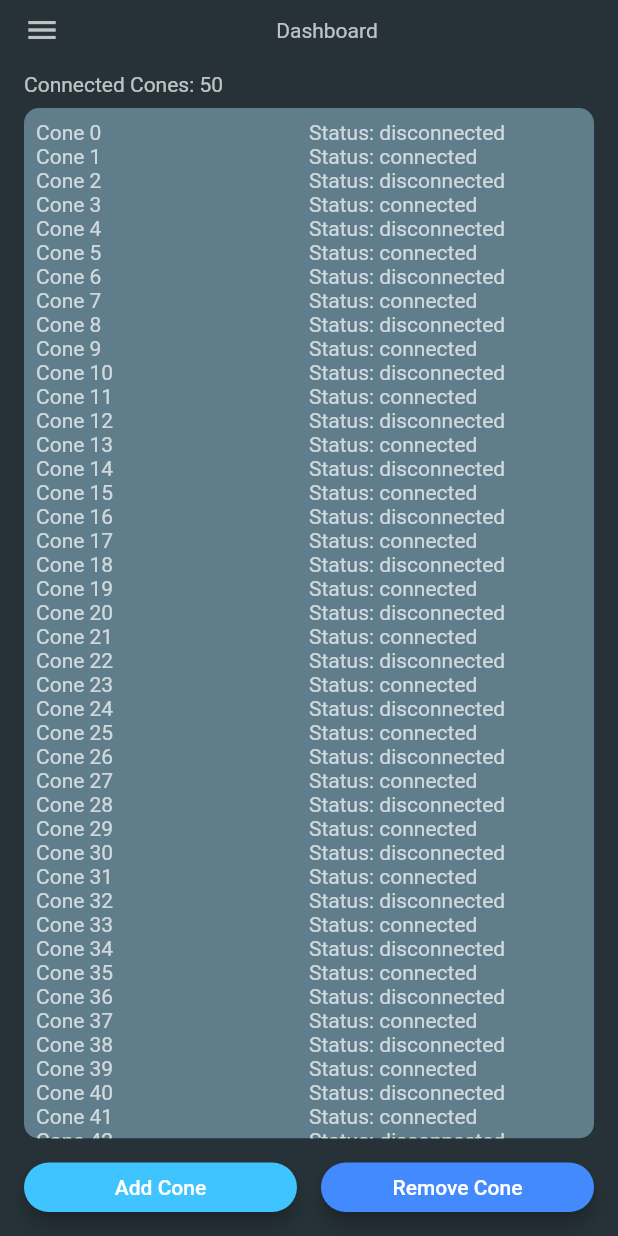
After one commit to mikeyroush/ConeDroneApp, a Flutter app: the HomeScreen screen opened directly, on a phone screen of 412 x 824 dp. The commit adds this screen. Run offline on Flutter 3.47's test engine with Material 2 defaults, Android fonts, the phone set to English and light mode, and no system bars; our stand-ins replace firebase_auth, firebase_core, flutter_spinkit; accounts and stored records are empty; statements that could not run were skipped.

Commit message:
added pilots screen and refactored code

```diff
--- a/cone_drone/lib/constants.dart
+++ b/cone_drone/lib/constants.dart
@@ -1,6 +1,6 @@
 import 'package:flutter/material.dart';
 
-enum kScreenState { logIn, register }
+enum kScreenState { logIn, register, cone, pilot, record }
 enum kState { initialized, loading, error }
 
 const kTitleTextStyle = TextStyle(
--- /dev/null
+++ b/cone_drone/lib/screens/cone/cone_screen.dart
@@ -0,0 +1,105 @@
+import 'package:flutter/material.dart';
+import 'package:cone_drone/constants.dart';
+import 'package:cone_drone/components/rounded_botton.dart';
+
+enum Status { none, connected, disconnected }
+
+class ConeScreen extends StatefulWidget {
+  @override
+  _ConeScreenState createState() => _ConeScreenState();
+}
+
+class _ConeScreenState extends State<ConeScreen> {
+  // temp entries
+  List<ConeEntry> entries = [];
+
+  @override
+  void initState() {
+    super.initState();
+
+    // TODO: dynamically pull cone entries from somewhere
+    entries.removeRange(0, entries.length);
+    for (var i = 0; i < 50; i++) {
+      final entry = ConeEntry(
+        name: 'Cone $i',
+        status: (i % 2 == 0) ? Status.disconnected : Status.connected,
+      );
+      setState(() {
+        entries.add(entry);
+      });
+    }
+  }
+
+  @override
+  Widget build(BuildContext context) {
+    return Expanded(
+      child: Column(
+        crossAxisAlignment: CrossAxisAlignment.start,
+        children: [
+          Text('Connected Cones: ${entries.length}', style: kTextFieldStyle),
+          SizedBox(height: 8.0),
+          Expanded(
+            child: ClipRRect(
+              borderRadius: BorderRadius.circular(10.0),
+              child: Container(
+                color: Colors.blueGrey,
+                child: ListView(
+                  padding: const EdgeInsets.all(8.0),
+                  children: entries,
+                ),
+              ),
+            ),
+          ),
+          SizedBox(
+            width: double.infinity,
+            height: 65.0,
+            child: Row(
+              mainAxisAlignment: MainAxisAlignment.spaceAround,
+              crossAxisAlignment: CrossAxisAlignment.center,
+              children: [
+                Flexible(
+                  child: RoundedButton(
+                    title: 'Add Cone',
+                    backgroundColor: Colors.lightBlueAccent,
+                    onPress: () {},
+                  ),
+                ),
+                SizedBox(width: 16.0),
+                Flexible(
+                  child: RoundedButton(
+                    title: 'Remove Cone',
+                    backgroundColor: Colors.blueAccent,
+                    onPress: () {},
+                  ),
+                ),
+              ],
+            ),
+          )
+        ],
+      ),
+    );
+  }
+}
+
+class ConeEntry extends StatelessWidget {
+  ConeEntry({@required this.name, @required this.status});
+
+  final String name;
+  final Status status;
+
+  @override
+  Widget build(BuildContext context) {
+    return Row(
+      children: [
+        Expanded(
+          child: Text('$name', style: kTextFieldStyle),
+        ),
+        Expanded(
+          child: Text(
+              'Status: ${status.toString().substring(status.toString().indexOf('.') + 1)}',
+              style: kTextFieldStyle),
+        ),
+      ],
+    );
+  }
+}
--- /dev/null
+++ b/cone_drone/lib/screens/menu_layout.dart
@@ -0,0 +1,191 @@
+import 'package:cone_drone/screens/pilots/pilot_screen.dart';
+import 'package:flutter/material.dart';
+import 'package:cone_drone/screens/settings_form.dart';
+import 'package:cone_drone/screens/cone/cone_screen.dart';
+import 'package:cone_drone/services/auth.dart';
+import 'package:cone_drone/constants.dart';
+
+class HomeScreen extends StatefulWidget {
+  @override
+  _HomeScreenState createState() => _HomeScreenState();
+}
+
+class _HomeScreenState extends State<HomeScreen>
+    with SingleTickerProviderStateMixin {
+  final AuthService _auth = AuthService();
+  AnimationController _controller;
+  Animation _scaleAnimation;
+  Animation _slideAnimation;
+  Animation _menuScaleAnimation;
+  kScreenState _state = kScreenState.cone;
+
+  bool isCollapsed = false;
+  double screenWidth, screenHeight;
+  final Duration duration = Duration(milliseconds: 300);
+
+  @override
+  void initState() {
+    super.initState();
+
+    // animation
+    _controller = AnimationController(vsync: this, duration: duration);
+    _scaleAnimation = Tween<double>(begin: 1, end: 0.6).animate(_controller);
+    _slideAnimation = Tween<Offset>(begin: Offset(-1, 0), end: Offset(0, 0))
+        .animate(_controller);
+    _menuScaleAnimation =
+        Tween<double>(begin: 0.2, end: 1).animate(_controller);
+  }
+
+  @override
+  void dispose() {
+    _controller.dispose();
+    super.dispose();
+  }
+
+  @override
+  Widget build(BuildContext context) {
+    // email verified
+    Size size = MediaQuery.of(context).size;
+    screenHeight = size.height;
+    screenWidth = size.width;
+    return Scaffold(
+      backgroundColor: Colors.blueGrey.shade700,
+      body: Stack(
+        fit: StackFit.expand,
+        children: [
+          menu(context),
+          screen(context),
+        ],
+      ),
+    );
+  }
+
+  Widget menu(context) {
+    return SlideTransition(
+      position: _slideAnimation,
+      child: ScaleTransition(
+        scale: _menuScaleAnimation,
+        child: SafeArea(
+          child: Row(
+            children: [
+              Expanded(
+                flex: 3,
+                child: Padding(
+                  padding: const EdgeInsets.symmetric(horizontal: 8.0),
+                  child: Column(
+                    mainAxisAlignment: MainAxisAlignment.center,
+                    crossAxisAlignment: CrossAxisAlignment.start,
+                    children: [
+                      FlatButton.icon(
+                        onPressed: () => setState(() {
+                          toggleMenu();
+                          _state = kScreenState.cone;
+                        }),
+                        icon: Icon(Icons.dashboard, color: Colors.white70),
+                        label: Text('Dashboard', style: kMenuTextStyle),
+                      ),
+                      FlatButton.icon(
+                        onPressed: () => setState(() {
+                          toggleMenu();
+                          _state = kScreenState.pilot;
+                        }),
+                        icon: Icon(Icons.person, color: Colors.white70),
+                        label: Text('Pilots', style: kMenuTextStyle),
+                      ),
+                      FlatButton.icon(
+                        onPressed: () => setState(() {
+                          toggleMenu();
+                          _state = kScreenState.record;
+                        }),
+                        icon: Icon(Icons.adjust, color: Colors.white70),
+                        label: Text('Record', style: kMenuTextStyle),
+                      ),
+                      SizedBox(height: 16.0),
+                      Divider(
+                        height: 8.0,
+                        thickness: 1.0,
+                        color: Colors.white70.withOpacity(0.4),
+                      ),
+                      FlatButton.icon(
+                        onPressed: () => _auth.signOut(),
+                        icon: Icon(Icons.exit_to_app, color: Colors.white70),
+                        label: Text('Logout', style: kTextFieldStyle),
+                      ),
+                    ],
+                  ),
+                ),
+              ),
+              Expanded(flex: 2, child: Container()),
+            ],
+          ),
+        ),
+      ),
+    );
+  }
+
+  Widget screen(context) {
+    return AnimatedPositioned(
+      duration: duration,
+      top: 0,
+      bottom: 0,
+      left: !isCollapsed ? 0 : 0.4 * screenWidth,
+      right: !isCollapsed ? 0 : -0.4 * screenWidth,
+      child: ScaleTransition(
+        scale: _scaleAnimation,
+        child: Material(
+          borderRadius: !isCollapsed
+              ? BorderRadius.circular(0)
+              : BorderRadius.circular(10.0),
+          elevation: 8.0,
+          color: Colors.blueGrey.shade900,
+          child: SafeArea(
+            child: Padding(
+              padding: const EdgeInsets.only(left: 16.0, right: 16.0, top: 8.0),
+              child: Column(
+                mainAxisAlignment: MainAxisAlignment.spaceBetween,
+                crossAxisAlignment: CrossAxisAlignment.stretch,
+                children: [
+                  Row(
+                    mainAxisAlignment: MainAxisAlignment.spaceBetween,
+                    crossAxisAlignment: CrossAxisAlignment.center,
+                    children: [
+                      InkWell(
+                        child: isCollapsed
+                            ? Icon(Icons.arrow_back_ios, color: Colors.white70)
+                            : Icon(Icons.menu, color: Colors.white70),
+                        onTap: () {
+                          setState(() {
+                            toggleMenu();
+                          });
+                        },
+                      ),
+                      Text('Dashboard', style: kTextFieldStyle),
+                      SizedBox(),
+                    ],
+                  ),
+                  SizedBox(height: 16.0),
+                  (_state == kScreenState.cone)
+                      ? ConeScreen()
+                      : (_state == kScreenState.pilot)
+                          ? PilotScreen()
+                          : Expanded(
+                              child: Text(
+                                'not implemented',
+                                style: kTitleTextStyle.copyWith(
+                                    color: Colors.white70),
+                              ),
+                            ),
+                ],
+              ),
+            ),
+          ),
+        ),
+      ),
+    );
+  }
+
+  void toggleMenu() {
+    !isCollapsed ? _controller.forward() : _controller.reverse();
+    isCollapsed = !isCollapsed;
+  }
+}
--- a/cone_drone/lib/screens/wrapper.dart
+++ b/cone_drone/lib/screens/wrapper.dart
@@ -4,7 +4,7 @@ import 'package:provider/provider.dart';
 import 'package:cone_drone/models/user.dart';
 import 'package:cone_drone/screens/authenticate/authenticate.dart';
 import 'package:cone_drone/screens/home/verify_email.dart';
-import 'package:cone_drone/screens/home/home_screen.dart';
+import 'package:cone_drone/screens/menu_layout.dart';
 import 'package:cone_drone/screens/error_screen.dart';
 import 'package:cone_drone/screens/loading_screen.dart';
 import 'package:cone_drone/constants.dart';
```
Also changed, not shown: cone_drone/lib/screens/home/home_screen.dart (deleted, +0 -248 lines), cone_drone/lib/screens/pilots/pilot_screen.dart (added, +19 -0 lines), cone_drone/lib/screens/cone/cone_list.dart (added), cone_drone/lib/screens/cone/cone_tile.dart (added), cone_drone/lib/screens/cone/verify_email.dart (renamed from cone_drone/lib/screens/home/verify_email.dart).
